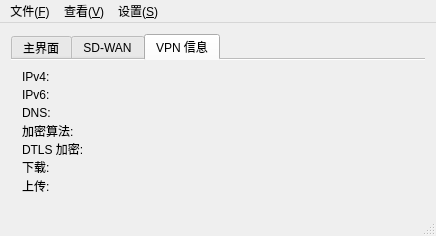
Above: src/dialog/mainwindow.ui from Cxiyuan/sslvpn before the change. Below: the same form after it.
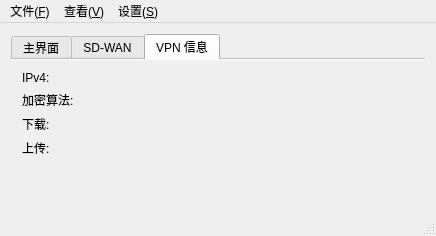
That is the form after the change. The open tabs and pages were chosen to show the change. Icons and pictures are not drawn.

Commit message:
简化VPN连接信息显示
仅保留IPv4、加密算法、上传/下载流量信息，移除IPv6、DNS和DTLS加密字段，使界面更简洁。

🤖 Generated with [Qoder][https://qoder.com]

Diff of the .ui file:
```diff
--- a/src/dialog/mainwindow.ui
+++ b/src/dialog/mainwindow.ui
@@ -339,82 +339,34 @@
            </widget>
           </item>
           <item row="1" column="0">
-           <widget class="QLabel" name="ipV6LabelText">
-            <property name="text">
-             <string>IPv6:</string>
-            </property>
-           </widget>
-          </item>
-          <item row="1" column="1">
-           <widget class="QLabel" name="ipV6Label">
-            <property name="alignment">
-             <set>Qt::AlignLeading|Qt::AlignLeft|Qt::AlignVCenter</set>
-            </property>
-            <property name="textInteractionFlags">
-             <set>Qt::LinksAccessibleByMouse|Qt::TextSelectableByMouse</set>
-            </property>
-           </widget>
-          </item>
-          <item row="2" column="0">
-           <widget class="QLabel" name="dnsLabelText">
-            <property name="text">
-             <string>DNS:</string>
-            </property>
-           </widget>
-          </item>
-          <item row="2" column="1">
-           <widget class="QLabel" name="dnsLabel">
-            <property name="alignment">
-             <set>Qt::AlignLeading|Qt::AlignLeft|Qt::AlignVCenter</set>
-            </property>
-            <property name="textInteractionFlags">
-             <set>Qt::LinksAccessibleByMouse|Qt::TextSelectableByMouse</set>
-            </property>
-           </widget>
-          </item>
-          <item row="3" column="0">
            <widget class="QLabel" name="cipherCSTPLabelText">
             <property name="text">
              <string>加密算法:</string>
             </property>
            </widget>
           </item>
-          <item row="3" column="1">
+          <item row="1" column="1">
            <widget class="QLabel" name="cipherCSTPLabel">
             <property name="alignment">
              <set>Qt::AlignLeading|Qt::AlignLeft|Qt::AlignVCenter</set>
             </property>
            </widget>
           </item>
-          <item row="4" column="0">
-           <widget class="QLabel" name="cipherDTLSLabelText">
-            <property name="text">
-             <string>DTLS 加密:</string>
-            </property>
-           </widget>
-          </item>
-          <item row="4" column="1">
-           <widget class="QLabel" name="cipherDTLSLabel">
-            <property name="alignment">
-             <set>Qt::AlignLeading|Qt::AlignLeft|Qt::AlignVCenter</set>
-            </property>
-           </widget>
-          </item>
-          <item row="5" column="0">
+          <item row="2" column="0">
            <widget class="QLabel" name="downloadLabelText">
             <property name="text">
              <string>下载:</string>
             </property>
            </widget>
           </item>
-          <item row="6" column="0">
+          <item row="3" column="0">
            <widget class="QLabel" name="uploadLaberText">
             <property name="text">
              <string>上传:</string>
             </property>
            </widget>
           </item>
-          <item row="5" column="1">
+          <item row="2" column="1">
            <widget class="QLabel" name="downloadLabel">
             <property name="minimumSize">
              <size>
@@ -430,7 +382,7 @@
             </property>
            </widget>
           </item>
-          <item row="6" column="1">
+          <item row="3" column="1">
            <widget class="QLabel" name="uploadLabel">
             <property name="minimumSize">
              <size>
```
The commit also changes 2 other files.
